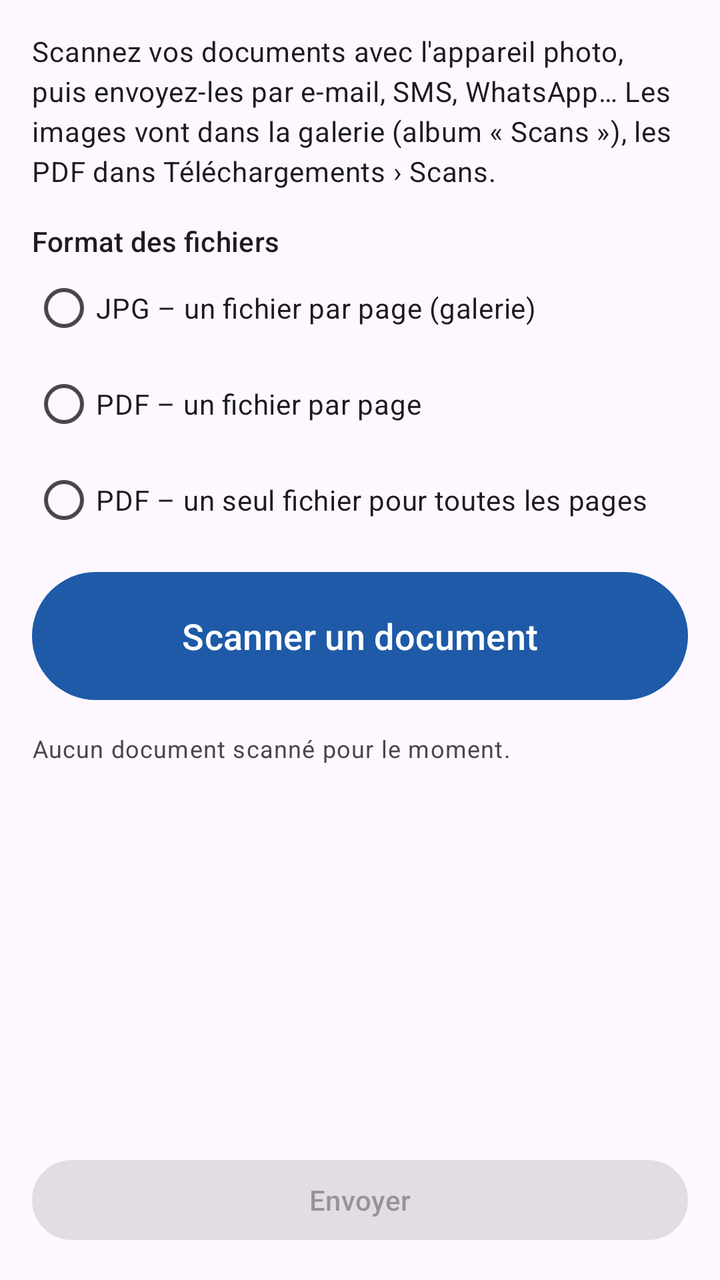
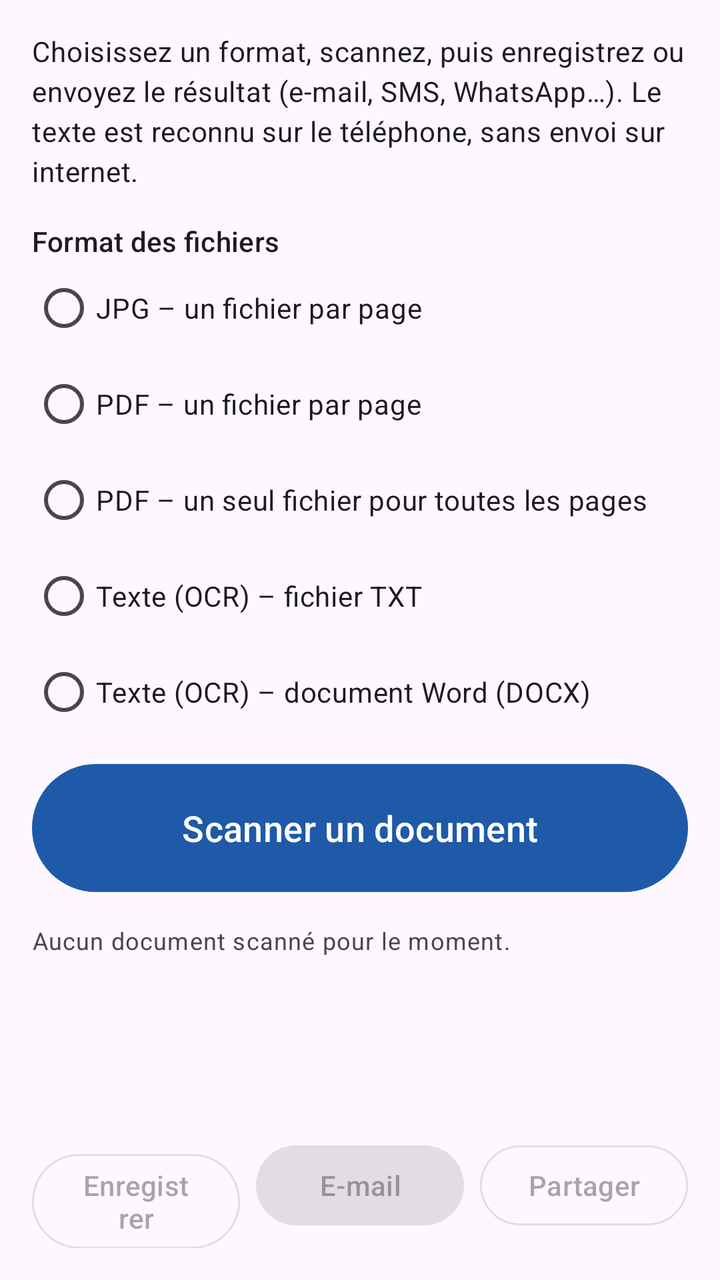

Compare the two renders of this Android layout. The source of the first and the diff that turns it into the second are given below.
<!-- AndroidManifest.xml: application theme Theme.AventumScan -->
<!-- res/layout/activity_main.xml -->
<?xml version="1.0" encoding="utf-8"?>
<LinearLayout xmlns:android="http://schemas.android.com/apk/res/android"
    android:layout_width="match_parent"
    android:layout_height="match_parent"
    android:orientation="vertical"
    android:padding="16dp">

    <TextView
        android:layout_width="match_parent"
        android:layout_height="wrap_content"
        android:text="@string/intro"
        android:textAppearance="?attr/textAppearanceBodyMedium" />

    <TextView
        android:layout_width="match_parent"
        android:layout_height="wrap_content"
        android:layout_marginTop="16dp"
        android:text="@string/mode_label"
        android:textAppearance="?attr/textAppearanceTitleSmall" />

    <RadioGroup
        android:id="@+id/modeGroup"
        android:layout_width="match_parent"
        android:layout_height="wrap_content">

        <RadioButton
            android:id="@+id/modeJpg"
            android:layout_width="match_parent"
            android:layout_height="wrap_content"
            android:text="@string/mode_jpg" />

        <RadioButton
            android:id="@+id/modePdfPerPage"
            android:layout_width="match_parent"
            android:layout_height="wrap_content"
            android:text="@string/mode_pdf_per_page" />

        <RadioButton
            android:id="@+id/modePdfBatch"
            android:layout_width="match_parent"
            android:layout_height="wrap_content"
            android:text="@string/mode_pdf_batch" />
    </RadioGroup>

    <com.google.android.material.button.MaterialButton
        android:id="@+id/btnScan"
        android:layout_width="match_parent"
        android:layout_height="72dp"
        android:layout_marginTop="8dp"
        android:text="@string/scan"
        android:textSize="18sp" />

    <TextView
        android:id="@+id/txtStatus"
        android:layout_width="match_parent"
        android:layout_height="wrap_content"
        android:layout_marginTop="12dp"
        android:text="@string/no_scan"
        android:textAppearance="?attr/textAppearanceBodySmall" />

    <androidx.recyclerview.widget.RecyclerView
        android:id="@+id/recycler"
        android:layout_width="match_parent"
        android:layout_height="0dp"
        android:layout_marginTop="8dp"
        android:layout_weight="1" />

    <com.google.android.material.button.MaterialButton
        android:id="@+id/btnShare"
        android:layout_width="match_parent"
        android:layout_height="wrap_content"
        android:enabled="false"
        android:text="@string/share" />
</LinearLayout>
<!-- resources referenced by this layout -->
<resources>
  <string name="intro">Scannez vos documents avec l\'appareil photo, puis envoyez-les par e-mail, SMS, WhatsApp… Les images vont dans la galerie (album « Scans »), les PDF dans Téléchargements › Scans.</string>
  <string name="mode_jpg">JPG – un fichier par page (galerie)</string>
  <string name="mode_label">Format des fichiers</string>
  <string name="mode_pdf_batch">PDF – un seul fichier pour toutes les pages</string>
  <string name="mode_pdf_per_page">PDF – un fichier par page</string>
  <string name="no_scan">Aucun document scanné pour le moment.</string>
  <string name="scan">Scanner un document</string>
  <string name="share">Envoyer</string>
  <style name="Theme.AventumScan" parent="Theme.Material3.DayNight">
          <item name="colorPrimary">@color/brand</item>
      </style>
  <color name="brand">#1E5AA8</color>
</resources>

<!-- the commit's change to res/layout/activity_main.xml (unified diff, before → after) -->
@@ -40,6 +40,18 @@
             android:layout_width="match_parent"
             android:layout_height="wrap_content"
             android:text="@string/mode_pdf_batch" />
+
+        <RadioButton
+            android:id="@+id/modeTxt"
+            android:layout_width="match_parent"
+            android:layout_height="wrap_content"
+            android:text="@string/mode_txt" />
+
+        <RadioButton
+            android:id="@+id/modeDocx"
+            android:layout_width="match_parent"
+            android:layout_height="wrap_content"
+            android:text="@string/mode_docx" />
     </RadioGroup>
 
     <com.google.android.material.button.MaterialButton
@@ -65,10 +77,37 @@
         android:layout_marginTop="8dp"
         android:layout_weight="1" />
 
-    <com.google.android.material.button.MaterialButton
-        android:id="@+id/btnShare"
+    <LinearLayout
         android:layout_width="match_parent"
         android:layout_height="wrap_content"
-        android:enabled="false"
-        android:text="@string/share" />
+        android:orientation="horizontal">
+
+        <com.google.android.material.button.MaterialButton
+            android:id="@+id/btnSave"
+            style="@style/Widget.Material3.Button.OutlinedButton"
+            android:layout_width="0dp"
+            android:layout_height="wrap_content"
+            android:layout_weight="1"
+            android:enabled="false"
+            android:text="@string/save" />
+
+        <com.google.android.material.button.MaterialButton
+            android:id="@+id/btnEmail"
+            android:layout_width="0dp"
+            android:layout_height="wrap_content"
+            android:layout_marginStart="8dp"
+            android:layout_weight="1"
+            android:enabled="false"
+            android:text="@string/email" />
+
+        <com.google.android.material.button.MaterialButton
+            android:id="@+id/btnShare"
+            style="@style/Widget.Material3.Button.OutlinedButton"
+            android:layout_width="0dp"
+            android:layout_height="wrap_content"
+            android:layout_marginStart="8dp"
+            android:layout_weight="1"
+            android:enabled="false"
+            android:text="@string/share" />
+    </LinearLayout>
 </LinearLayout>
<!-- resource entries referenced after the edit -->
@@ -1,13 +1,17 @@
 <!-- resources referenced by this layout -->
 <resources>
-  <string name="intro">Scannez vos documents avec l\'appareil photo, puis envoyez-les par e-mail, SMS, WhatsApp… Les images vont dans la galerie (album « Scans »), les PDF dans Téléchargements › Scans.</string>
-  <string name="mode_jpg">JPG – un fichier par page (galerie)</string>
+  <string name="email">E-mail</string>
+  <string name="intro">Choisissez un format, scannez, puis enregistrez ou envoyez le résultat (e-mail, SMS, WhatsApp…). Le texte est reconnu sur le téléphone, sans envoi sur internet.</string>
+  <string name="mode_docx">Texte (OCR) – document Word (DOCX)</string>
+  <string name="mode_jpg">JPG – un fichier par page</string>
   <string name="mode_label">Format des fichiers</string>
   <string name="mode_pdf_batch">PDF – un seul fichier pour toutes les pages</string>
   <string name="mode_pdf_per_page">PDF – un fichier par page</string>
+  <string name="mode_txt">Texte (OCR) – fichier TXT</string>
   <string name="no_scan">Aucun document scanné pour le moment.</string>
+  <string name="save">Enregistrer</string>
   <string name="scan">Scanner un document</string>
-  <string name="share">Envoyer</string>
+  <string name="share">Partager</string>
   <style name="Theme.AventumScan" parent="Theme.Material3.DayNight">
           <item name="colorPrimary">@color/brand</item>
       </style>
